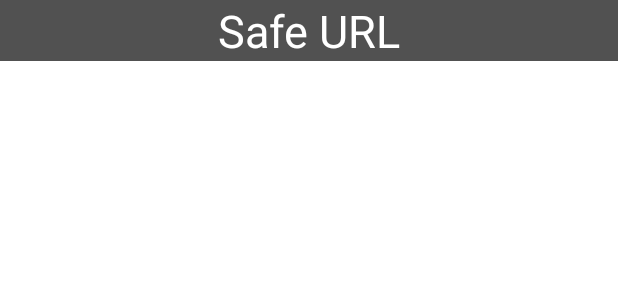
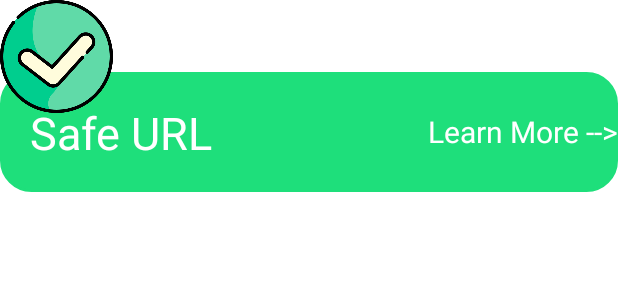
Before and after one commit to kirthikalikar/HawkEye, an Android app: the layout safe_url_view.xml on its own in the app's theme, with its tools: preview values and no code run, on a phone screen of 412 x 824 dp. Shown: the top 300 px of the screen. Run offline under Robolectric (Android 15) with nearby library versions, the phone set to English and light mode, and no system bars.

Commit message:
completed get urls fragment design

```diff
--- /dev/null
+++ b/app/src/main/res/drawable/safebg.xml
@@ -0,0 +1,10 @@
+<?xml version="1.0" encoding="UTF-8"?>
+<shape xmlns:android="http://schemas.android.com/apk/res/android"
+    android:shape="rectangle">
+    <solid android:color="#1EDF7B" />
+
+    <stroke android:color="#1EDF7B"
+        android:width="2dp"></stroke>
+
+    <corners android:radius="20dp" />
+</shape>
--- a/app/src/main/res/layout/safe_url_view.xml
+++ b/app/src/main/res/layout/safe_url_view.xml
@@ -3,18 +3,41 @@
     xmlns:app="http://schemas.android.com/apk/res-auto"
     xmlns:tools="http://schemas.android.com/tools"
     android:layout_width="match_parent"
-    android:layout_height="wrap_content"
-    android:background="@color/grey">
+    android:layout_height="wrap_content" >
 
     <TextView
         android:id="@+id/safeUrlTv"
+        android:layout_width="match_parent"
+        android:layout_height="80dp"
+        android:layout_gravity="center_vertical"
+        android:background="@drawable/safebg"
+        android:padding="20dp"
+        android:text="Safe URL"
+        android:textColor="@color/white"
+        android:textSize="30dp"
+        app:layout_constraintBottom_toBottomOf="parent"
+        app:layout_constraintEnd_toEndOf="parent"
+        app:layout_constraintStart_toStartOf="parent"
+        app:layout_constraintTop_toTopOf="parent" />
+
+    <ImageView
+        android:id="@+id/imageView"
+        android:layout_width="75dp"
+        android:layout_height="75dp"
+        android:layout_marginBottom="100dp"
+        app:layout_constraintBottom_toBottomOf="parent"
+        app:layout_constraintStart_toStartOf="@+id/safeUrlTv"
+        app:layout_constraintTop_toTopOf="parent"
+        app:srcCompat="@drawable/check" />
+
+    <TextView
+        android:id="@+id/learnMoreTv"
         android:layout_width="wrap_content"
         android:layout_height="wrap_content"
-        android:text="Safe URL"
-        android:textSize="30dp"
+        android:textSize="20dp"
         android:textColor="@color/white"
-        app:layout_constraintEnd_toEndOf="parent"
-        app:layout_constraintStart_toStartOf="parent"
-        app:layout_constraintTop_toTopOf="parent"
-        />
+        android:text="Learn More -->"
+        app:layout_constraintBottom_toBottomOf="parent"
+        app:layout_constraintEnd_toEndOf="@+id/safeUrlTv"
+        app:layout_constraintTop_toTopOf="parent" />
 </androidx.constraintlayout.widget.ConstraintLayout>
```
Also changed, not shown: app/src/main/java/com/example/virtualtrafficlightsurlverifier/fragments/GetUrlFragment.kt (+4 -7 lines), app/src/main/res/drawable/dangerbg.xml (added, +10 -0 lines), app/src/main/res/drawable/warningbg.xml (added, +10 -0 lines), app/src/main/res/layout/danger_url_view.xml (+28 -4 lines), app/src/main/res/layout/fragment_get_url.xml (+0 -12 lines), app/src/main/res/layout/warning_url_view.xml (+29 -4 lines), app/src/main/res/drawable/attention.png (added), app/src/main/res/drawable/check.png (added), app/src/main/res/drawable/hackeyebackgroundimg.jpeg (deleted), app/src/main/res/drawable/stop_sign.png (added), app/src/main/res/drawable/warning.png (added), app/src/main/res/drawable/warning1.png (added).
